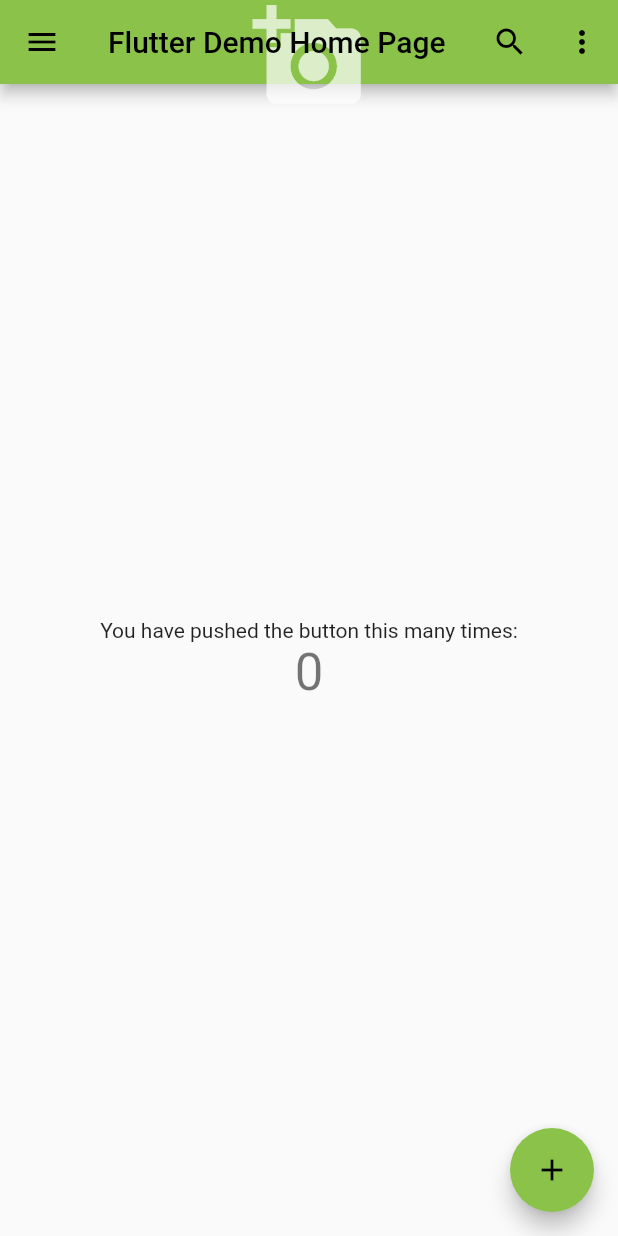
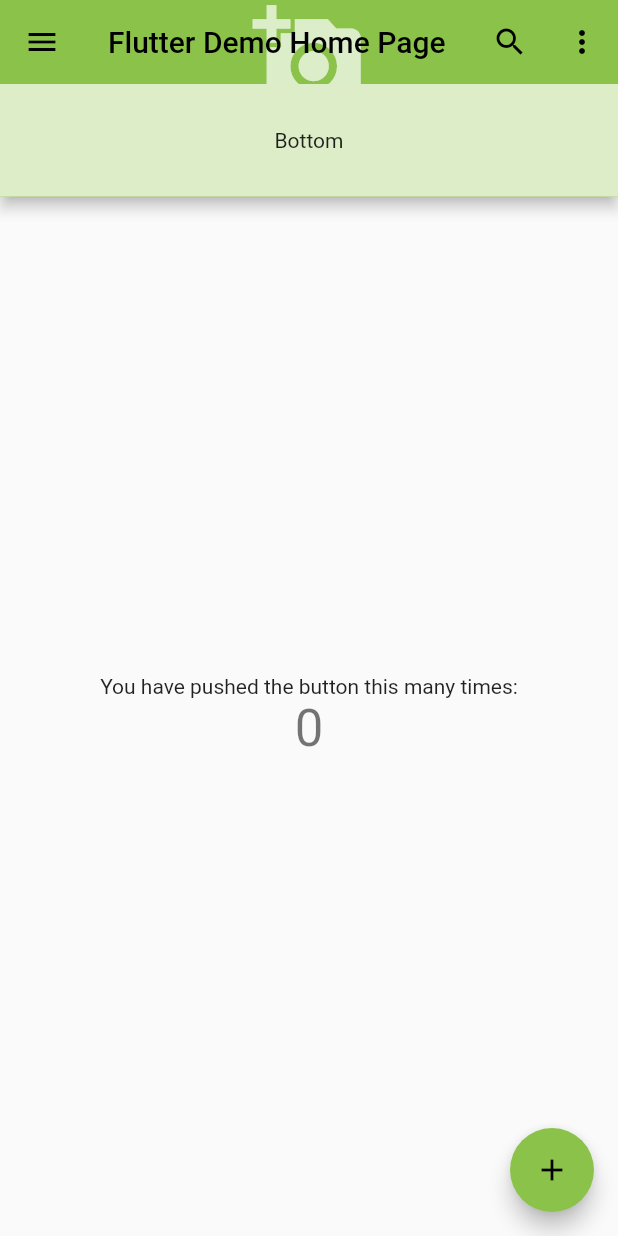
Before and after one commit to brian-hub-dev/widget_tree_perfomance, a Flutter app: the screen it shows after launch, on a phone screen of 412 x 824 dp. Run offline on Flutter 3.47's test engine with Material 2 defaults, Android fonts, the phone set to English and light mode, and no system bars.

Commit message:
first commit

```diff
--- a/lib/main.dart
+++ b/lib/main.dart
@@ -63,6 +63,17 @@ class _MyHomePageState extends State<MyHomePage> {
             color: Colors.white70,
           ),
         ),
+        bottom: PreferredSize(
+          preferredSize: Size.fromHeight(75.0),
+          child: Container(
+            color: Colors.lightGreen.shade100,
+            height: 75.0,
+            width: double.infinity,
+            child: const Center(
+              child: Text('Bottom'),
+            ),
+          ),
+        ),
       ),
       body: Center(
         child: Column(
@@ -78,6 +89,7 @@ class _MyHomePageState extends State<MyHomePage> {
           ],
         ),
       ),
+
       floatingActionButton: FloatingActionButton(
         onPressed: _incrementCounter,
         tooltip: 'Increment',
```
